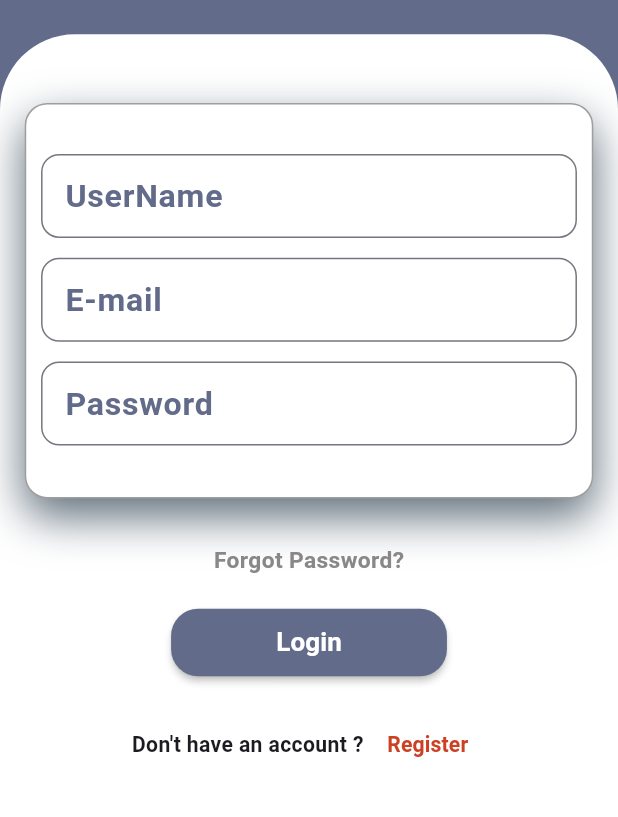
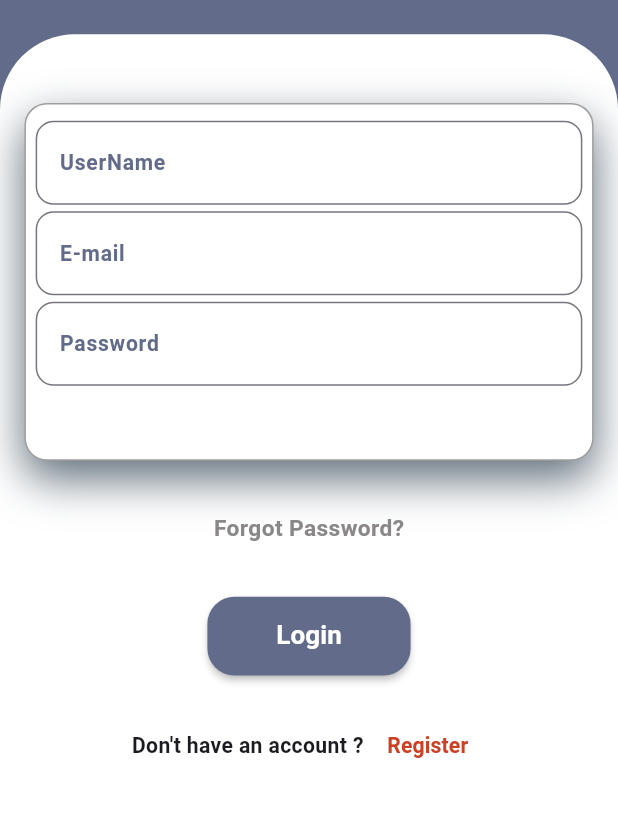
Before and after one commit to MirnaHasan/clothingapp, a Flutter app: the screen it shows after launch, on a phone screen of 412 x 824 dp, the part 229-1046 px from its top. Run offline on Flutter 3.47's test engine with Material 3 defaults, Android fonts, the phone set to English and light mode, and no system bars; our stand-ins replace device_preview, firebase_auth, firebase_core, get, shared_preferences, smooth_page_indicator; accounts and stored records are empty.

Commit message:
update class size app

```diff
--- a/lib/View/Style/ScreenSize.dart/ScreenSize.dart
+++ b/lib/View/Style/ScreenSize.dart/ScreenSize.dart
@@ -1,3 +1,5 @@
+import 'dart:math';
+
 import 'package:clothes_app/View/Style/ScreenSize.dart/SizeBuilder.dart';
 import 'package:flutter/material.dart';
 
@@ -34,6 +36,9 @@ extension ScreenSize on BuildContext {
   double getFontSize(num f) {
     return f * scaleWidth;
   }
+  double getMinSize(num f) {
+    return f * min(scaleWidth, scaleHeight);
+  }
 
 
 }
--- a/lib/View/screens/homepagescreen.dart
+++ b/lib/View/screens/homepagescreen.dart
@@ -1,13 +1,14 @@
+import 'package:clothes_app/View/Style/colorApp/colorsApp.dart';
 import 'package:clothes_app/View/widgets/homepagebody.dart';
 import 'package:flutter/material.dart';
 
 class Homepagescreen extends StatelessWidget {
-   Homepagescreen({super.key});
+  const Homepagescreen({super.key});
 
   @override
   Widget build(BuildContext context) {
     return Scaffold(
-
+      backgroundColor: ColorApp.background,
       body: Homepagebody(),
     );
   }
--- a/lib/View/widgets/homepagebody.dart
+++ b/lib/View/widgets/homepagebody.dart
@@ -1,6 +1,7 @@
 import 'package:clothes_app/View/Style/ScreenSize.dart/ScreenSize.dart';
 import 'package:clothes_app/View/Style/ScreenSize.dart/SizeBuilder.dart';
 import 'package:clothes_app/View/Style/colorApp/colorsApp.dart';
+import 'package:clothes_app/View/route/routeApp.dart';
 import 'package:clothes_app/View/widgets/signupbody.dart';
 import 'package:clothes_app/Controller/HomeController/homecntroller.dart';
 
@@ -32,9 +33,7 @@ class _HomepagebodyState extends State<Homepagebody> {
 
   @override
   Widget build(BuildContext context) {
-    return Scaffold(
-      backgroundColor: ColorApp.background,
-      body: Column(
+    return Column(
       children: [
         SizedBox(height: context.getHeight(60)),
         Text(
@@ -68,17 +67,18 @@ class _HomepagebodyState extends State<Homepagebody> {
                 topRight: Radius.circular(50),
               ),
             ),
-              child: SingleChildScrollView(
             child: Column(
               children: [
                 Stack(
                   children: [
                     SizeBuilder(
-                          baseSize: const Size(250, 250),
-                          height: context.height,
-                          width: context.width,
+                      baseSize: const Size(350, 220),
+                      height: context.getMinSize(220),
+                      width: context.getMinSize(350),
                       child: Builder(builder: (context) {
                         return Container(
+                          height: context.sizeBuilder.height,
+                          width: context.sizeBuilder.width,
                           decoration: BoxDecoration(
                             boxShadow: [
                               BoxShadow(
@@ -97,8 +97,6 @@ class _HomepagebodyState extends State<Homepagebody> {
                             border: Border.all(color: Colors.grey),
                             borderRadius: BorderRadius.circular(15),
                           ),
-                              height: context.getHeight(80),
-                              width: context.getWidth(230),
                           child: Padding(
                             padding: EdgeInsets.only(
                               left: context.getWidth(6),
@@ -110,15 +108,13 @@ class _HomepagebodyState extends State<Homepagebody> {
                               child: Column(
                                 children: [
                                   CustomTextformfield(
-                                          title: "UserName",
-                                          controller: userName),
+                                      title: "UserName", controller: userName),
                                   SizedBox(height: context.getHeight(4)),
                                   CustomTextformfield(
                                       title: "E-mail", controller: email),
                                   SizedBox(height: context.getHeight(4)),
                                   CustomTextformfield(
-                                          title: "Password",
-                                          controller: password),
+                                      title: "Password", controller: password),
                                   // const SizedBox(height: 10),
                                 ],
                               ),
@@ -129,8 +125,8 @@ class _HomepagebodyState extends State<Homepagebody> {
                     ),
                   ],
                 ),
-                    const SizedBox(
-                      height: 30,
+                SizedBox(
+                  height: context.getHeight(30),
                 ),
                 Text(
                   "Forgot Password?",
@@ -139,12 +135,13 @@ class _HomepagebodyState extends State<Homepagebody> {
                       color: const Color.fromARGB(255, 137, 135, 135),
                       fontWeight: FontWeight.bold),
                 ),
-                    const SizedBox(
-                      height: 20,
+                SizedBox(
+                  height: context.getHeight(30),
                 ),
                 MaterialButton(
-                      padding: const EdgeInsets.symmetric(
-                          vertical: 10, horizontal: 70),
+                  padding: EdgeInsets.symmetric(
+                      vertical: context.getHeight(12),
+                      horizontal: context.getHeight(40)),
                   shape: RoundedRectangleBorder(
                       borderRadius: BorderRadius.circular(18)),
                   color: const Color.fromARGB(255, 98, 107, 137),
@@ -160,9 +157,15 @@ class _HomepagebodyState extends State<Homepagebody> {
                       Get.snackbar(
                         'Warning',
                         'Password must be at least 6 characters',
-                            backgroundColor:Colors.red,
+                        backgroundColor: Colors.red,
                         colorText: Colors.white,
-                            messageText: const Text(      'Password must be at least 6 characters',style: TextStyle(color: Colors.white,fontSize: 16,fontWeight: FontWeight.bold)  ,),
+                        messageText: const Text(
+                          'Password must be at least 6 characters',
+                          style: TextStyle(
+                              color: Colors.white,
+                              fontSize: 16,
+                              fontWeight: FontWeight.bold),
+                        ),
                         icon: const Icon(
                           Icons.warning,
                           color: Colors.white,
@@ -177,13 +180,12 @@ class _HomepagebodyState extends State<Homepagebody> {
                         email: email.text,
                         password: password.text,
                       );
-                          Get.offAllNamed('/mainScreen');
+                      Get.offAllNamed(RouteApp.mainScreen);
                     } on FirebaseAuthException catch (e) {
                       if (e.code == 'user-not-found') {
                         Get.defaultDialog(
                           title: "تنبيه",
-                              content:
-                                  const Text("no user found for that email"),
+                          content: const Text("no user found for that email"),
                         );
                         print('No user found for that email.');
                       } else if (e.code == 'wrong-password') {
@@ -204,8 +206,8 @@ class _HomepagebodyState extends State<Homepagebody> {
                         color: Colors.white),
                   ),
                 ),
-                    const SizedBox(
-                      height: 20,
+                SizedBox(
+                  height: context.getHeight(20),
                 ),
                 Row(
                   mainAxisAlignment: MainAxisAlignment.center,
@@ -234,9 +236,7 @@ class _HomepagebodyState extends State<Homepagebody> {
             ),
           ),
         ),
-          ),
       ],
-      ),
     );
   }
 }
```
Also changed, not shown: lib/View/widgets/signupbody.dart (+25 -20 lines), lib/main.dart (+0 -13 lines). Lines whose indentation alone changed are shown as unchanged.
